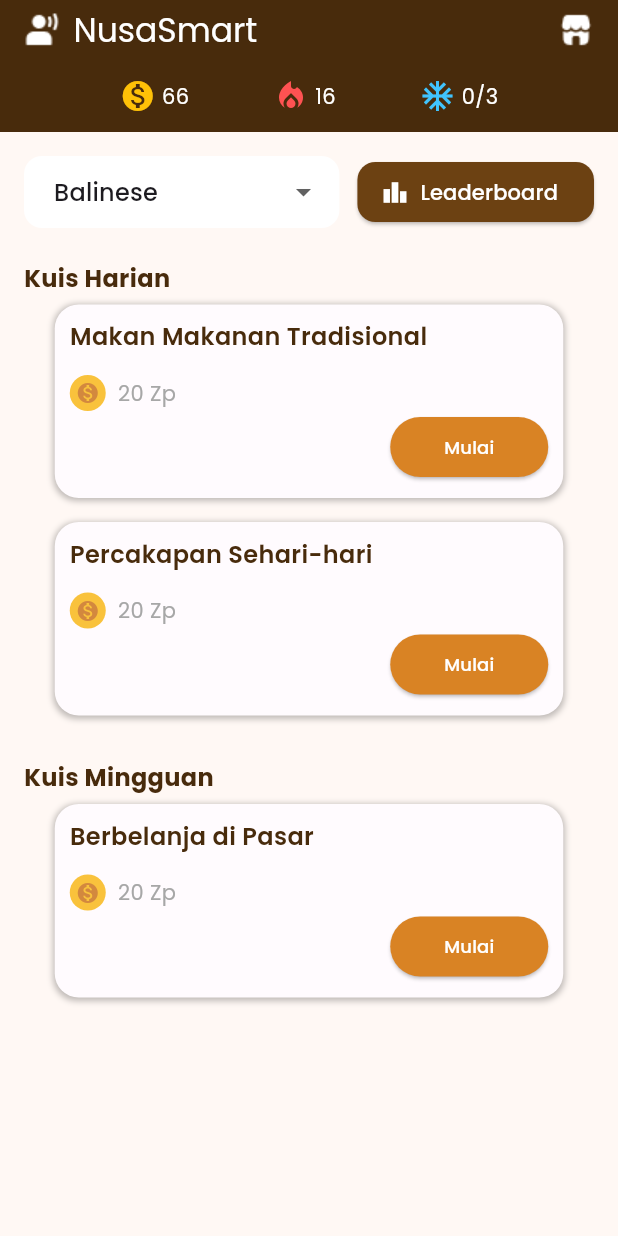
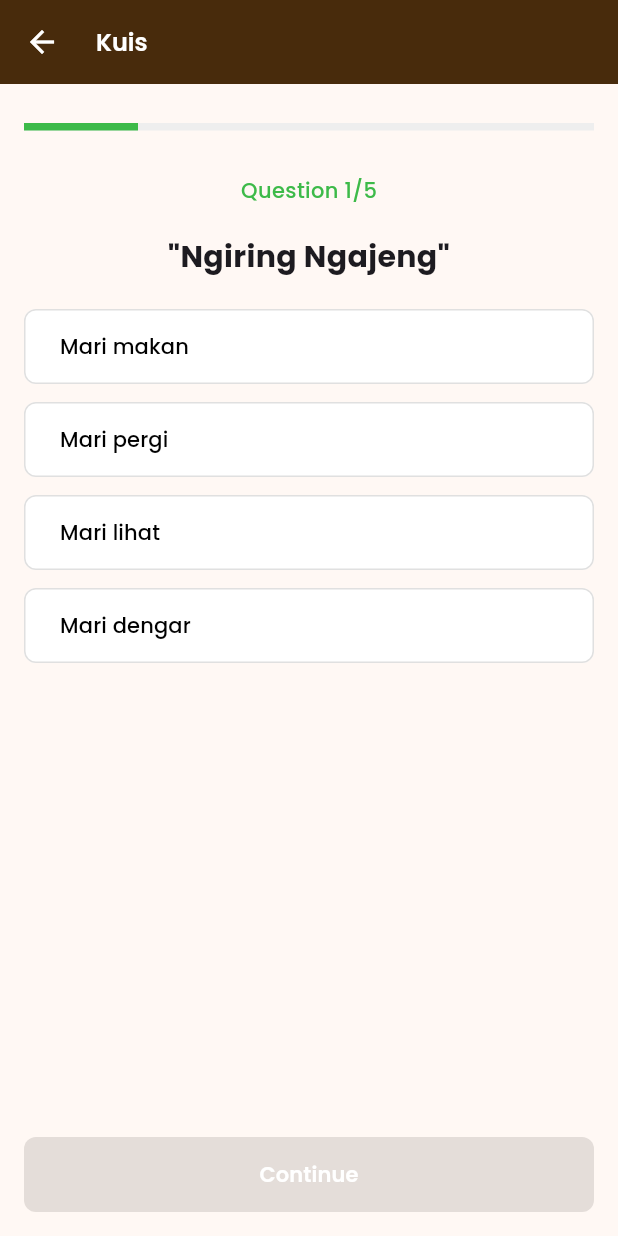
Before and after one commit to kmdavidds/BCCGembira_Nusastra, a Flutter app: the QuizPage screen opened directly, after a tap on "Mulai", on a phone screen of 412 x 824 dp. Run offline on Flutter 3.47's test engine with Material 3 defaults, Android fonts, the phone set to English and light mode, and no system bars; our stand-ins replace camera, dio, flutter_map, google_fonts, latlong2, speech_to_text; project files that could hold a hidden picture were left out.

Commit message:
feat: add quiz enhanced

```diff
--- /dev/null
+++ b/lib/pages/question_page.dart
@@ -0,0 +1,261 @@
+import 'package:flutter/material.dart';
+import 'package:google_fonts/google_fonts.dart';
+import 'package:nusastra/pages/result_page.dart';
+import 'package:nusastra/pages/score_page.dart';
+import 'package:nusastra/styles/color_styles.dart'; // pastikan ada file ini
+
+class QuestionPage extends StatefulWidget {
+  const QuestionPage({super.key});
+
+  @override
+  State<QuestionPage> createState() => _QuestionPageState();
+}
+
+class _QuestionPageState extends State<QuestionPage> {
+  int currentQuestionIndex = 0;
+  List<int?> selectedAnswers = List.filled(5, null);
+  List<bool> answerLocked = List.filled(5, false);
+  bool quizSubmitted = false;
+
+  final List<Map<String, dynamic>> questions = [
+    {
+      'question': '"Ngiring Ngajeng"',
+      'options': ['Mari makan', 'Mari pergi', 'Mari lihat', 'Mari dengar'],
+      'correctAnswer': 0
+    },
+    {
+      'question': '"Mangan Nggih"',
+      'options': ['Sudah makan?', 'Mari makan', 'Ayo minum', 'Enak sekali'],
+      'correctAnswer': 1
+    },
+    {
+      'question': '"Dolanan Nang Ngendi?"',
+      'options': [
+        'Mau ke mana?',
+        'Main di mana?',
+        'Dari mana?',
+        'Tinggal di mana?'
+      ],
+      'correctAnswer': 1
+    },
+    {
+      'question': '"Punapi Gatra?"',
+      'options': ['Apa kabar?', 'Bagaimana?', 'Siapa nama?', 'Berapa usia?'],
+      'correctAnswer': 0
+    },
+    {
+      'question': '"Sugeng Enjang"',
+      'options': [
+        'Selamat pagi',
+        'Selamat siang',
+        'Selamat malam',
+        'Selamat tidur'
+      ],
+      'correctAnswer': 0
+    },
+  ];
+
+  void selectAnswer(int answerIndex) {
+    if (answerLocked[currentQuestionIndex]) return;
+
+    setState(() {
+      selectedAnswers[currentQuestionIndex] = answerIndex;
+      answerLocked[currentQuestionIndex] = true;
+    });
+
+    bool isCorrect =
+        answerIndex == questions[currentQuestionIndex]['correctAnswer'];
+  }
+
+  void nextQuestion() {
+    if (currentQuestionIndex < questions.length - 1) {
+      setState(() {
+        currentQuestionIndex++;
+      });
+    }
+  }
+
+  void submitQuiz() {
+    // Calculate score
+    int score = 0;
+    for (int i = 0; i < selectedAnswers.length; i++) {
+      if (selectedAnswers[i] == questions[i]['correctAnswer']) {
+        score++;
+      }
+    }
+
+    // Navigate to ResultPage with score data
+    Navigator.push(
+      context,
+      MaterialPageRoute(
+        builder: (context) => ScorePage(
+          correctAnswers: score,
+          totalQuestions: questions.length,
+        ),
+      ),
+    );
+  }
+
+  Color _getOptionBackgroundColor(int optionIndex) {
+    if (selectedAnswers[currentQuestionIndex] == optionIndex) {
+      if (optionIndex == questions[currentQuestionIndex]['correctAnswer']) {
+        return Colors.green[50]!;
+      } else {
+        return Colors.red[50]!;
+      }
+    }
+    return Colors.white;
+  }
+
+  @override
+  Widget build(BuildContext context) {
+    return Scaffold(
+      appBar: AppBar(
+        leading: IconButton(
+          icon: const Icon(Icons.arrow_back, color: Colors.white),
+          onPressed: () {
+            Navigator.pop(context);
+          },
+        ),
+        titleSpacing: 8,
+        title: Text(
+          'Kuis',
+          style: GoogleFonts.poppins(
+            color: Colors.white,
+            fontWeight: FontWeight.w600,
+            fontSize: 16,
+          ),
+        ),
+        backgroundColor: ColorStyles.ochre1000,
+      ),
+      body: Padding(
+        padding: const EdgeInsets.all(16.0),
+        child: Column(
+          children: [
+            const SizedBox(height: 10),
+            LinearProgressIndicator(
+              value: (currentQuestionIndex + 1) / questions.length,
+              backgroundColor: Colors.grey[200],
+              valueColor: const AlwaysStoppedAnimation(Color(0xFF3DBA49)),
+              minHeight: 5,
+            ),
+            const SizedBox(height: 30),
+            Center(
+              child: Text(
+                'Question ${currentQuestionIndex + 1}/${questions.length}',
+                style: GoogleFonts.poppins(
+                  color: const Color(0xFF3DBA49),
+                  fontSize: 14,
+                  fontWeight: FontWeight.w500,
+                ),
+              ),
+            ),
+            const SizedBox(height: 20),
+            Center(
+              child: Text(
+                questions[currentQuestionIndex]['question'],
+                textAlign: TextAlign.center,
+                style: GoogleFonts.poppins(
+                  fontSize: 20,
+                  fontWeight: FontWeight.bold,
+                ),
+              ),
+            ),
+            const SizedBox(height: 20),
+            Expanded(
+              child: ListView.builder(
+                itemCount: questions[currentQuestionIndex]['options'].length,
+                itemBuilder: (context, index) {
+                  return Padding(
+                    padding: const EdgeInsets.only(bottom: 12),
+                    child: ElevatedButton(
+                      onPressed: answerLocked[currentQuestionIndex]
+                          ? null
+                          : () => selectAnswer(index),
+                      style: ElevatedButton.styleFrom(
+                        backgroundColor: _getOptionBackgroundColor(index),
+                        foregroundColor: Colors.black,
+                        minimumSize: const Size(double.infinity, 50),
+                        elevation: 0,
+                        shape: RoundedRectangleBorder(
+                          borderRadius: BorderRadius.circular(8),
+                          side: BorderSide(
+                            color: Colors.grey[300]!,
+                          ),
+                        ),
+                      ),
+                      child: Row(
+                        mainAxisAlignment: MainAxisAlignment.spaceBetween,
+                        children: [
+                          Text(
+                            questions[currentQuestionIndex]['options'][index],
+                            style: GoogleFonts.poppins(fontSize: 14),
+                          ),
+                          if (selectedAnswers[currentQuestionIndex] == index)
+                            Icon(
+                              index ==
+                                      questions[currentQuestionIndex]
+                                          ['correctAnswer']
+                                  ? Icons.check
+                                  : Icons.close,
+                              color: index ==
+                                      questions[currentQuestionIndex]
+                                          ['correctAnswer']
+                                  ? Colors.green
+                                  : Colors.red,
+                            ),
+                        ],
+                      ),
+                    ),
+                  );
+                },
+              ),
+            ),
+            if (selectedAnswers[currentQuestionIndex] != null &&
+                selectedAnswers[currentQuestionIndex] !=
+                    questions[currentQuestionIndex]['correctAnswer'])
+              Padding(
+                padding: const EdgeInsets.symmetric(vertical: 8),
+                child: Text(
+                  'Jawaban Benar: ${questions[currentQuestionIndex]['options'][questions[currentQuestionIndex]['correctAnswer']]}',
+                  style: GoogleFonts.poppins(
+                    color: Colors.green[700],
+                    fontWeight: FontWeight.w600,
+                  ),
+                ),
+              ),
+            const SizedBox(height: 10),
+            ElevatedButton(
+              onPressed: selectedAnswers[currentQuestionIndex] == null
+                  ? null
+                  : currentQuestionIndex == questions.length - 1
+                      ? submitQuiz // Changed from submitQuiz to call the navigation function
+                      : nextQuestion,
+              style: ElevatedButton.styleFrom(
+                backgroundColor:
+                    selectedAnswers[currentQuestionIndex] != null &&
+                            selectedAnswers[currentQuestionIndex] ==
+                                questions[currentQuestionIndex]['correctAnswer']
+                        ? Colors.green
+                        : Color(0xFFE88B00),
+                minimumSize: const Size(double.infinity, 50),
+                shape: RoundedRectangleBorder(
+                  borderRadius: BorderRadius.circular(8),
+                ),
+              ),
+              child: Text(
+                currentQuestionIndex == questions.length - 1
+                    ? 'Submit'
+                    : 'Continue',
+                style: GoogleFonts.poppins(
+                  color: Colors.white,
+                  fontWeight: FontWeight.w600,
+                ),
+              ),
+            ),
+          ],
+        ),
+      ),
+    );
+  }
+}
--- a/lib/pages/quiz_page.dart
+++ b/lib/pages/quiz_page.dart
@@ -1,4 +1,5 @@
 import 'package:flutter/material.dart';
+import 'package:nusastra/pages/question_page.dart';
 import 'package:nusastra/pages/shop_page.dart';
 
 class QuizPage extends StatefulWidget {
@@ -32,9 +33,15 @@
                 ],
               ),
               GestureDetector(
-                onTap: () {Navigator.push(context,
-                    MaterialPageRoute(builder: (context) => ShopPage()));},
-                child: Image.asset('assets/shop.png', height: 24),
+                onTap: () {
+                  Navigator.push(context,
+                      MaterialPageRoute(builder: (context) => ShopPage()));
+                },
+                child: Image.asset(
+                  'assets/shops.png',
+                  height: 24,
+                  width: 24,
+                ),
               ),
             ],
           ),
@@ -62,7 +69,7 @@
                           borderSide: BorderSide.none,
                         ),
                       ),
-                      items: <String>['Indonesian', 'Balinese', 'Javanese']
+                      items: <String>['Sundanese', 'Balinese', 'Javanese']
                           .map((String value) {
                         return DropdownMenuItem<String>(
                           value: value,
@@ -118,7 +125,7 @@
             fontStyle: FontStyle.normal,
             fontWeight: FontWeight.w700,
             fontSize: 16,
-            height: 1.2, // 120% line-height
+            height: 1.2,
             color: Color(0xFF482B0C),
           ),
         ),
@@ -168,11 +175,7 @@
                         shape: BoxShape.circle,
                         color: Color(0xFFF9C23C),
                       ),
-                      child: const Icon(
-                        Icons.monetization_on,
-                        size: 16,
-                        color: Color(0xFFD3883E),
-                      ),
+                      child: Image.asset('assets/coin.png'),
                     ),
                     const SizedBox(width: 8),
                     const Text(
@@ -191,7 +194,13 @@
             Align(
               alignment: Alignment.centerRight,
               child: ElevatedButton(
-                onPressed: () {},
+                onPressed: () {
+                  Navigator.push(
+                    context,
+                    MaterialPageRoute(
+                        builder: (context) => const QuestionPage()),
+                  );
+                },
                 style: ElevatedButton.styleFrom(
                   backgroundColor: const Color(0xFFD98324),
                   shape: RoundedRectangleBorder(
@@ -230,22 +239,30 @@
       padding: const EdgeInsets.symmetric(vertical: 12, horizontal: 24),
       child: Row(
         mainAxisAlignment: MainAxisAlignment.spaceEvenly,
-        children: const [
+        children: [
           Row(
             children: [
-              Icon(Icons.monetization_on, color: Colors.amber),
-              SizedBox(width: 4),
-              Text('66', style: TextStyle(color: Colors.white)),
+              Image.asset(
+                'assets/coin.png',
+                height: 24,
+                width: 24,
+              ),
+              const SizedBox(width: 4),
+              const Text('66', style: TextStyle(color: Colors.white)),
             ],
           ),
           Row(
             children: [
-              Icon(Icons.local_fire_department, color: Colors.redAccent),
-              SizedBox(width: 4),
-              Text('16', style: TextStyle(color: Colors.white)),
+              Image.asset(
+                'assets/streak.png',
+                height: 24,
+                width: 24,
+              ),
+              const SizedBox(width: 4),
+              const Text('16', style: TextStyle(color: Colors.white)),
             ],
           ),
-          Row(
+          const Row(
             children: [
               Icon(Icons.ac_unit, color: Colors.lightBlueAccent),
               SizedBox(width: 4),
```
Also changed, not shown: lib/pages/score_page.dart (added, +152 -0 lines), assets/shops.png (added), assets/trophy.png (added).
